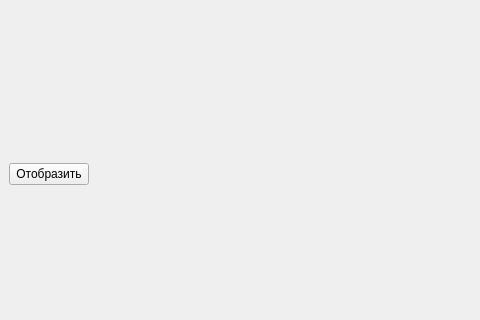
Old version of the form design/main_desing.ui in the repository GGlebux/chordPRO; both pictures show x 0 to 480 and y 342 to 662 of the 1138 by 864 pixel window.
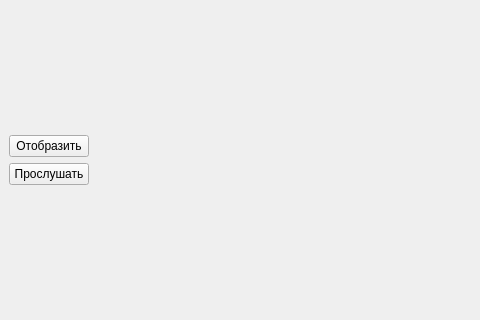
New version of the form. Icons and pictures are not drawn.

What changed in the file:
```diff
--- a/design/main_desing.ui
+++ b/design/main_desing.ui
@@ -929,6 +929,19 @@
         </property>
        </widget>
       </item>
+      <item>
+       <widget class="QPushButton" name="sound_button">
+        <property name="sizePolicy">
+         <sizepolicy hsizetype="Maximum" vsizetype="Fixed">
+          <horstretch>0</horstretch>
+          <verstretch>0</verstretch>
+         </sizepolicy>
+        </property>
+        <property name="text">
+         <string>Прослушать</string>
+        </property>
+       </widget>
+      </item>
       <item>
        <widget class="QLabel" name="image">
         <property name="sizePolicy">
```
Left out of the diff: 15 changed lines with no effect on the pictures.
